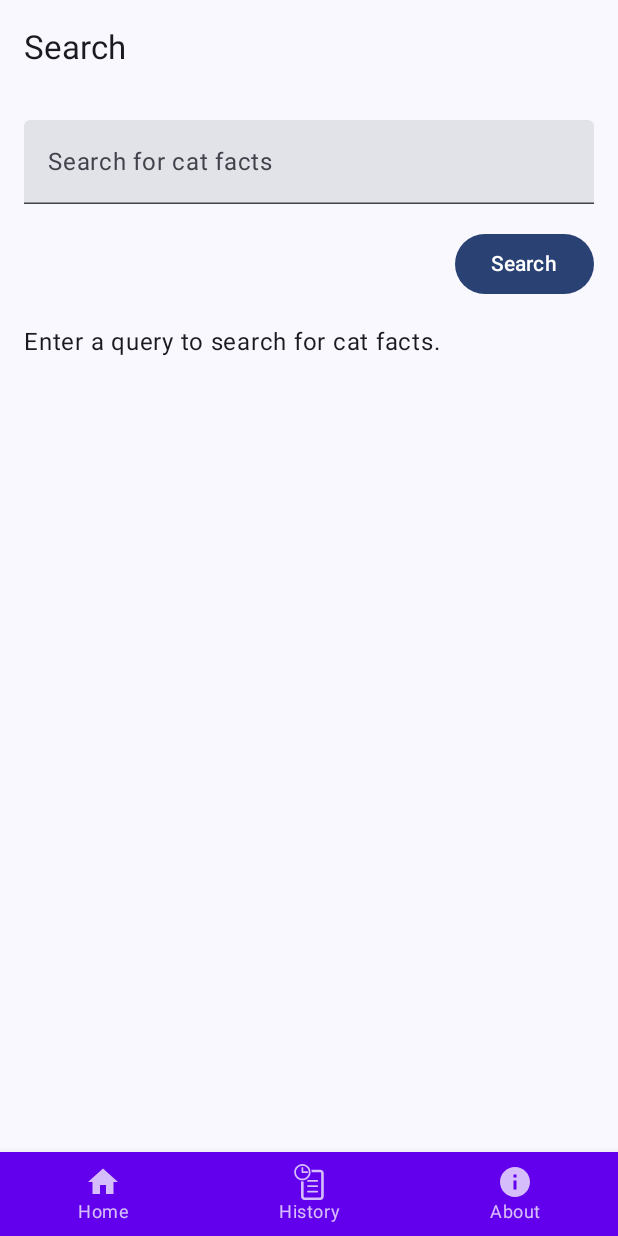
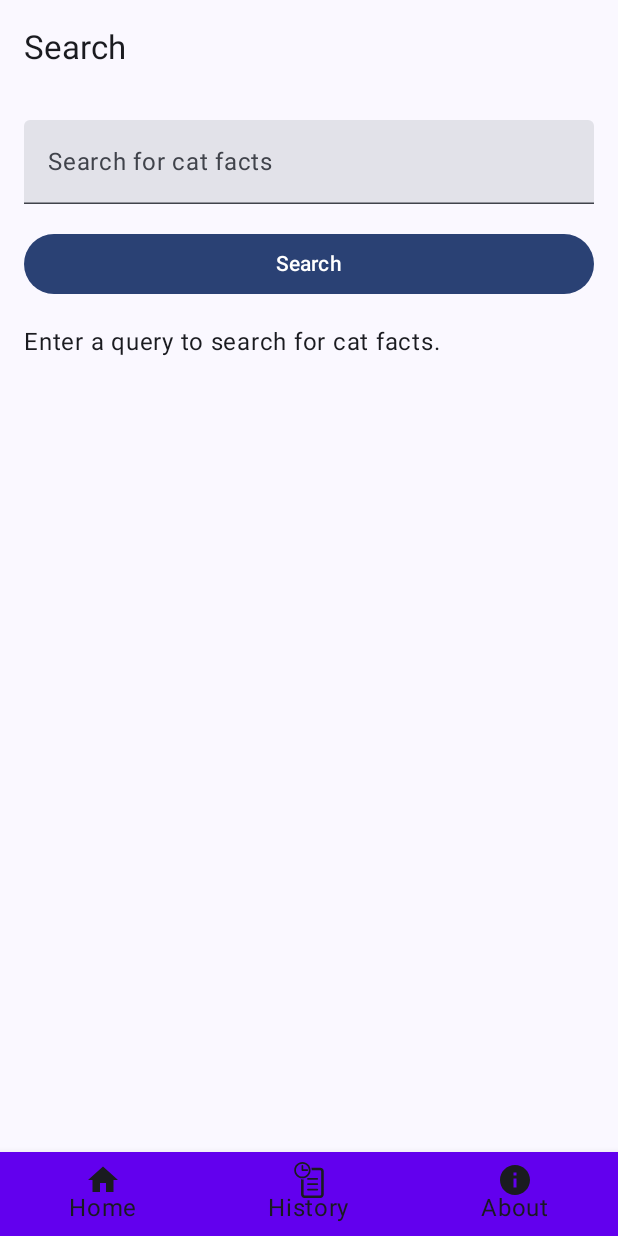
Before and after one commit to draconra/fact-cat-app, an Android app built with Jetpack Compose: the screen it shows after launch (MainActivity), after a tap on "Search", on a phone screen of 412 x 824 dp. Run offline under Robolectric (Android 15) with nearby library versions, the phone set to English and light mode, and no system bars; our stand-ins replace Dagger/Hilt's generated code; libraries missing offline, so code that uses them is left out: com.chuckerteam.chucker, com.jakewharton.retrofit2; 3 statements that could not run were skipped.

Commit message:
handle: crash when user search again

```diff
--- a/app/src/main/java/jp/speakbuddy/edisonandroidexercise/ui/home/BottomNavigationBar.kt
+++ b/app/src/main/java/jp/speakbuddy/edisonandroidexercise/ui/home/BottomNavigationBar.kt
@@ -2,8 +2,8 @@ package jp.speakbuddy.edisonandroidexercise.ui.home
 
 import androidx.compose.material.BottomNavigation
 import androidx.compose.material.BottomNavigationItem
-import androidx.compose.material.Icon
-import androidx.compose.material.Text
+import androidx.compose.material3.Icon
+import androidx.compose.material3.Text
 import androidx.compose.runtime.Composable
 import androidx.compose.runtime.getValue
 import androidx.compose.ui.graphics.vector.ImageVector
--- a/app/src/main/java/jp/speakbuddy/edisonandroidexercise/ui/home/NavigationItem.kt
+++ b/app/src/main/java/jp/speakbuddy/edisonandroidexercise/ui/home/NavigationItem.kt
@@ -4,6 +4,7 @@ import androidx.annotation.StringRes
 import androidx.compose.material.icons.Icons
 import androidx.compose.material.icons.filled.Home
 import androidx.compose.material.icons.filled.Info
+import androidx.compose.material.icons.filled.Search
 import androidx.compose.ui.graphics.vector.ImageVector
 import jp.speakbuddy.edisonandroidexercise.R
 
@@ -15,7 +16,6 @@ sealed class NavigationItem(
     data object Home : NavigationItem("home", R.string.home, Icons.Default.Home)
     data class History(val iconHistory: ImageVector) :
         NavigationItem("history", R.string.history, iconHistory)
-
     data object About : NavigationItem("about", R.string.about, Icons.Default.Info)
-    data object Search : NavigationItem("search", R.string.about, Icons.Default.Info)
+    data object Search : NavigationItem("search", R.string.search, Icons.Default.Search)
 }
--- a/app/src/main/java/jp/speakbuddy/edisonandroidexercise/ui/search/SearchScreen.kt
+++ b/app/src/main/java/jp/speakbuddy/edisonandroidexercise/ui/search/SearchScreen.kt
@@ -6,8 +6,8 @@ import androidx.compose.foundation.layout.fillMaxSize
 import androidx.compose.foundation.layout.fillMaxWidth
 import androidx.compose.foundation.layout.height
 import androidx.compose.foundation.layout.padding
-import androidx.compose.foundation.lazy.LazyColumn
-import androidx.compose.foundation.lazy.items
+import androidx.compose.foundation.text.KeyboardActions
+import androidx.compose.foundation.text.KeyboardOptions
 import androidx.compose.material3.Button
 import androidx.compose.material3.Text
 import androidx.compose.material3.TextField
@@ -19,17 +19,19 @@ import androidx.compose.runtime.remember
 import androidx.compose.runtime.setValue
 import androidx.compose.ui.Alignment
 import androidx.compose.ui.Modifier
+import androidx.compose.ui.platform.LocalSoftwareKeyboardController
 import androidx.compose.ui.res.stringResource
+import androidx.compose.ui.text.input.ImeAction
 import androidx.compose.ui.unit.dp
 import androidx.hilt.navigation.compose.hiltViewModel
 import jp.speakbuddy.edisonandroidexercise.R
-import jp.speakbuddy.edisonandroidexercise.ui.history.FactHistoryCard
 import jp.speakbuddy.edisonandroidexercise.ui.home.LottieImageAnimation
 
 @Composable
 fun SearchScreen(viewModel: SearchViewModel = hiltViewModel()) {
     val uiState by viewModel.uiState.collectAsState()
     var query by remember { mutableStateOf("") }
+    val keyboardController = LocalSoftwareKeyboardController.current
 
     Column(
         modifier = Modifier
@@ -39,17 +41,31 @@ fun SearchScreen(viewModel: SearchViewModel = hiltViewModel()) {
         TextField(
             value = query,
             onValueChange = { query = it },
-            label = { Text("Search for cat facts") },
-            modifier = Modifier.fillMaxWidth()
+            label = { Text(stringResource(R.string.search_for_cat_facts)) },
+            modifier = Modifier.fillMaxWidth(),
+            keyboardOptions = KeyboardOptions.Default.copy(
+                imeAction = ImeAction.Search
+            ),
+            keyboardActions = KeyboardActions(
+                onSearch = {
+                    keyboardController?.hide()
+                    viewModel.searchFacts(query)
+                }
+            )
         )
 
         Spacer(modifier = Modifier.height(16.dp))
 
         Button(
-            onClick = { viewModel.searchFacts(query) },
-            modifier = Modifier.align(Alignment.End)
+            onClick = {
+                keyboardController?.hide()
+                viewModel.searchFacts(query)
+            },
+            modifier = Modifier
+                .align(Alignment.CenterHorizontally)
+                .fillMaxWidth()
         ) {
-            Text("Search")
+            Text(stringResource(id = R.string.search))
         }
 
         Spacer(modifier = Modifier.height(16.dp))
@@ -64,19 +80,23 @@ fun SearchScreen(viewModel: SearchViewModel = hiltViewModel()) {
             }
 
             is SearchUiState.Success -> {
-                LazyColumn {
-                    items((uiState as SearchUiState.Success).facts) { fact ->
-                        FactHistoryCard(fact = fact.fact)
-                    }
-                }
+                SearchItem(facts = (uiState as SearchUiState.Success).facts)
             }
 
             is SearchUiState.NoData -> {
-                Text((uiState as SearchUiState.NoData).message)
+                Text(
+                    stringResource(
+                        id = R.string.no_search_found,
+                        (uiState as SearchUiState.NoData).message
+                    )
+                )
             }
 
             is SearchUiState.Error -> {
-                Text((uiState as SearchUiState.Error).error)
+                Text(
+                    (uiState as SearchUiState.Error).error
+                        ?: stringResource(id = R.string.error_message)
+                )
             }
         }
     }
--- a/app/src/main/java/jp/speakbuddy/edisonandroidexercise/ui/search/SearchUiState.kt
+++ b/app/src/main/java/jp/speakbuddy/edisonandroidexercise/ui/search/SearchUiState.kt
@@ -7,5 +7,5 @@ sealed class SearchUiState {
     data object Loading : SearchUiState()
     data class Success(val facts: List<FactResponse>) : SearchUiState()
     data class NoData(val message: String) : SearchUiState()
-    data class Error(val error: String) : SearchUiState()
+    data class Error(val error: String?) : SearchUiState()
 }
--- a/app/src/main/res/values/strings.xml
+++ b/app/src/main/res/values/strings.xml
@@ -15,4 +15,6 @@
     <string name="close">Close</string>
     <string name="try_again">Try Again</string>
     <string name="enter_query">Enter a query to search for cat facts.</string>
+    <string name="search_for_cat_facts">Search for cat facts</string>
+    <string name="no_search_found">"No facts found for query: %1$s"</string>
 </resources>
```
Also changed, not shown: app/src/main/java/jp/speakbuddy/edisonandroidexercise/ui/search/SearchItem.kt (added, +16 -0 lines), app/src/main/java/jp/speakbuddy/edisonandroidexercise/ui/search/SearchViewModel.kt (+6 -6 lines).
